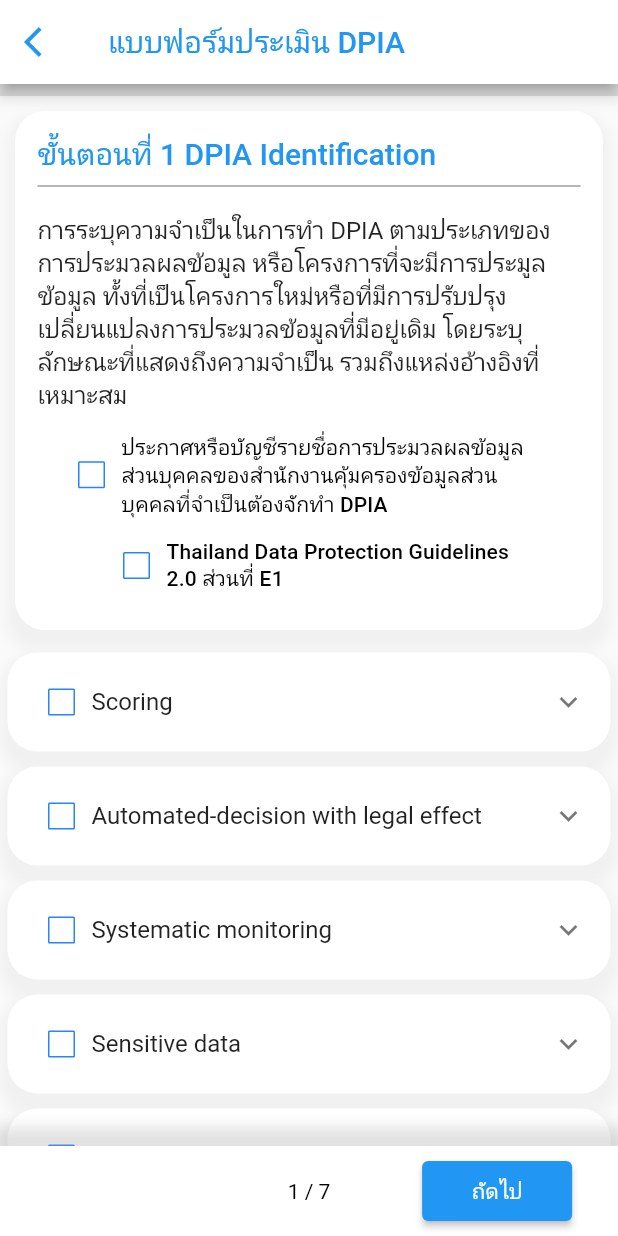
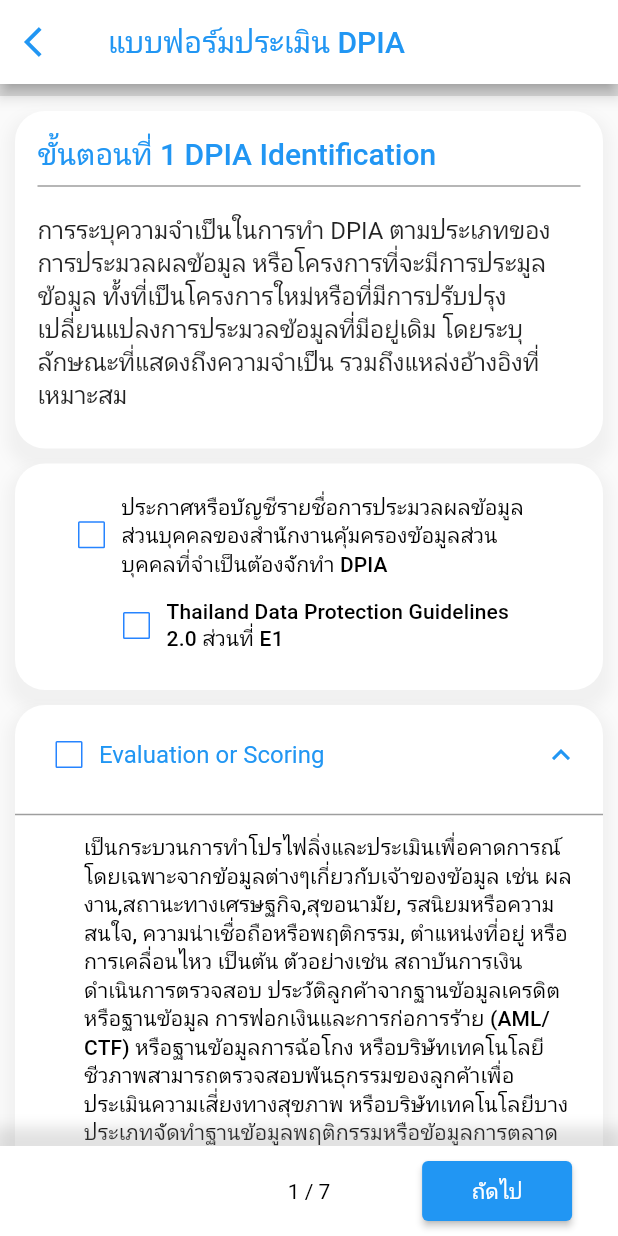
Before and after one commit to ThanaboonHongma/DPIA, a Flutter app: the HomePage screen opened by its route, after a tap on "เริ่มประเมิน DPIA", after a tap on "ถัดไป", on a phone screen of 412 x 824 dp. Run offline on Flutter 3.47's test engine with Material 2 defaults, Android fonts, the phone set to English and light mode, and no system bars; our stand-ins replace animated_splash_screen, cloud_firestore, dropdown_button2, firebase_auth, firebase_core, go_router and 2 more; accounts and stored records are empty.

Commit message:
change_fomat

```diff
--- a/lib/providers/dpia_provider.dart
+++ b/lib/providers/dpia_provider.dart
@@ -36,7 +36,7 @@ class DpiaProvider extends ChangeNotifier {
     _activities = const [
       Activity(
         id: 1,
-        title: "Scoring",
+        title: "Evaluation or Scoring",
         subtitle: "[Evaluation or Scoring]",
         description:
             "เป็นกระบวนการทำโปรไฟลิ่งและประเมินเพื่อคาดการณ์โดยเฉพาะจากข้อมูลต่างๆเกี่ยวกับเจ้าของข้อมูล เช่น ผลงาน,สถานะทางเศรษฐกิจ,สุขอนามัย, รสนิยมหรือ"
@@ -98,7 +98,7 @@ class DpiaProvider extends ChangeNotifier {
         title: "Vulnerable data subjects",
         subtitle: "[Vulnerable data subjects]",
         description:
-            "เป็นการประมวลผลข้อมูลที่เกี่ยวกับผู้เปราะบางที่มีข้อจำกัดในทางที่เสียเปรียบที่อาจไม่สามารถให้ความยินยอมหรือปฏิเสธการประมวลผลข้อมูลเพื่อการใช้สิทธิของตนได้ ผู้เปราะบางอาจรวมถึง เด็กหรือผู้เยาว์ที่อาจไม่เข้าใจหรือไม่ตั้งใจที่จะให้ความยินยอมหรือปฏิเสธการประมวลผล หรือลูกจ้างและพนักงาน หรือบุคคลกลุ่มเฉพาะที่ต้องการความคุ้มครองเป็นพิเศษ เช่น ผู้ป่วยทางจิต, ผู้ลี้ภัย, ผู้สูงอายุ หรือผู้ป่วย เป็นต้น หรือกรณีใดๆที่สามารถระบุข้อจำกัดหรือความเสียเปรียบทำนองเดียวกันนี้ระหว่างเจ้าของข้อมูลส่วนบุคคลกับผูค้ วบคุมขอ้ มูลส่วนบุคคล",
+            "เป็นการประมวลผลข้อมูลที่เกี่ยวกับผู้เปราะบางที่มีข้อจำกัดในทางที่เสียเปรียบที่อาจไม่สามารถให้ความยินยอมหรือปฏิเสธการประมวลผลข้อมูลเพื่อการใช้สิทธิของตนได้ ผู้เปราะบางอาจรวมถึง เด็กหรือผู้เยาว์ที่อาจไม่เข้าใจหรือไม่ตั้งใจที่จะให้ความยินยอมหรือปฏิเสธการประมวลผล หรือลูกจ้างและพนักงาน หรือบุคคลกลุ่มเฉพาะที่ต้องการความคุ้มครองเป็นพิเศษ เช่น ผู้ป่วยทางจิต, ผู้ลี้ภัย, ผู้สูงอายุ หรือผู้ป่วย เป็นต้น หรือกรณีใดๆที่สามารถระบุข้อจำกัดหรือความเสียเปรียบทำนองเดียวกันนี้ระหว่างเจ้าของข้อมูลส่วนบุคคลกับผู้ควบคุมข้อมูลส่วนบุคคล",
         isChecked: false,
       ),
       Activity(
@@ -410,6 +410,8 @@ class DpiaProvider extends ChangeNotifier {
         ],
       ),
     ];
+
+
   }
 
 
--- a/lib/screens/dpia-Identification/Identification1.dart
+++ b/lib/screens/dpia-Identification/Identification1.dart
@@ -111,6 +111,35 @@ class _Identification1State extends State<Identification1> {
                       const SizedBox(
                         height: 10,
                       ),
+                    ],
+                  ),
+                ),
+              ),
+            ),
+            Padding(
+              padding: const EdgeInsets.only(left: 10, right: 10, bottom: 5),
+              child: Container(
+                width: Responsive.isMobile(context)
+                    ? 540
+                    : Responsive.isTablet(context)
+                        ? 980
+                        : 1480,
+                decoration: BoxDecoration(
+                  borderRadius: BorderRadius.circular(20),
+                  color: Colors.white,
+                  boxShadow: [
+                    BoxShadow(
+                      color: Colors.grey.withOpacity(0.1),
+                      spreadRadius: 5,
+                      blurRadius: 7,
+                      offset: const Offset(0, 8),
+                    ),
+                  ],
+                ),
+                child: Padding(
+                  padding: const EdgeInsets.all(15.0),
+                  child: Column(
+                    children: [
                       CheckboxListTile(
                         side: const BorderSide(color: Color(0xff2684FF)),
                         controlAffinity: ListTileControlAffinity
@@ -224,7 +253,8 @@ class _Identification1State extends State<Identification1> {
                           if ((countTEST.isNotEmpty && countTEST.length >= 2) ||
                               countTEST2.isNotEmpty ||
                               (provider.checkboxValue2 == true ||
-                                  provider.checkboxValue1 == true)|| provider.checkselectedItems.isNotEmpty) {
+                                  provider.checkboxValue1 == true) ||
+                              provider.checkselectedItems.isNotEmpty) {
                             context.go('/DpiaDescriptionPage');
                           } else if (countTEST.length == 1 ||
                               (provider.checkboxValue2 == false ||
@@ -260,7 +290,9 @@ class _ActivityListviewState extends State<ActivityListview> {
       shrinkWrap: true,
       physics: const NeverScrollableScrollPhysics(),
       itemCount: widget.provider.activities.length,
-      itemBuilder: (context, index) => Container(
+      itemBuilder: (context, index) => Padding(
+        padding: const EdgeInsets.symmetric(horizontal: 5),
+        child: Container(
           decoration: BoxDecoration(
             borderRadius: BorderRadius.circular(20),
             color: Colors.white,
@@ -279,6 +311,7 @@ class _ActivityListviewState extends State<ActivityListview> {
           child: Theme(
             data: ThemeData(dividerColor: Colors.transparent),
             child: ExpansionTile(
+              initiallyExpanded: true,
               title: CheckboxListTile(
                 side: const BorderSide(color: Color(0xff2684FF)),
                 contentPadding: EdgeInsets.zero,
@@ -302,9 +335,9 @@ class _ActivityListviewState extends State<ActivityListview> {
                   endIndent: 0,
                   color: Colors.grey,
                 ),
-              ListTile(title: Text(widget.provider.activities[index].subtitle)),
+                // ListTile(title: Text(widget.provider.activities[index].subtitle)),
                 Padding(
-                padding: const EdgeInsets.only(bottom: 20),
+                  padding: const EdgeInsets.only(bottom: 20, left: 30),
                   child: ListTile(
                       title: Text(widget.provider.activities[index].description,
                           style: Theme.of(context).textTheme.titleSmall)),
@@ -313,6 +346,7 @@ class _ActivityListviewState extends State<ActivityListview> {
             ),
           ),
         ),
+      ),
     );
   }
 }
--- a/lib/screens/dpia_determine_the_risk/determinetherisk.dart
+++ b/lib/screens/dpia_determine_the_risk/determinetherisk.dart
@@ -29,16 +29,6 @@ class _IdentificationPage1State extends State<IdentificationPage1> {
   final textController6 = TextEditingController();
   String dropdownValue = 'Select Items';
   bool isButtonPressed = false;
-  @override
-  void dispose() {
-    textController1.dispose();
-    textController2.dispose();
-    textController3.dispose();
-    textController4.dispose();
-    textController5.dispose();
-    textController6.dispose();
-    super.dispose();
-  }
 
   void resetPage() {
     setState(() {
--- a/lib/screens/mitigating/addmeasure.dart
+++ b/lib/screens/mitigating/addmeasure.dart
@@ -15,6 +15,7 @@ class AddMeasure extends StatefulWidget {
 
 class _AddMeasureState extends State<AddMeasure> {
   DateTime selectedDate = DateTime.now();
+  String selectedDateSend = '';
   List<bool> dpoagree = [false, false];
   List<bool> listenagree = [false, false];
   String _checkdpo = '';
@@ -42,6 +43,7 @@ class _AddMeasureState extends State<AddMeasure> {
     if (picked != null && picked != selectedDate) {
       setState(() {
         selectedDate = picked;
+        selectedDateSend = '${selectedDate.day.toString()}/${selectedDate.month.toString()}/${selectedDate.year.toString()}';
       });
     }
   }
@@ -73,6 +75,7 @@ class _AddMeasureState extends State<AddMeasure> {
           measure2: measures2.toString(),
           measure3: measures3.toString(),
           project: project.toString(),
+          datetime: selectedDateSend,
           responsible: responsible.toString(),
           rick1: rick1.toString(),
           rick2: rick2.toString(),
@@ -154,6 +157,7 @@ class _AddMeasureState extends State<AddMeasure> {
                         measure2: measures2.text,
                         measure3: measures3.text,
                         project: project.text,
+                        datetime: selectedDateSend,
                         responsible: responsible.text,
                         rick1: rick1.text,
                         rick2: rick2.text,
```
Also changed, not shown: lib/models/riskassessment/risklist.dart (+12 -8 lines), lib/screens/dpia-Consultation/consultation1.dart (+8 -1 lines), lib/screens/home/homepage.dart (+13 -8 lines). Lines whose indentation alone changed are shown as unchanged.
